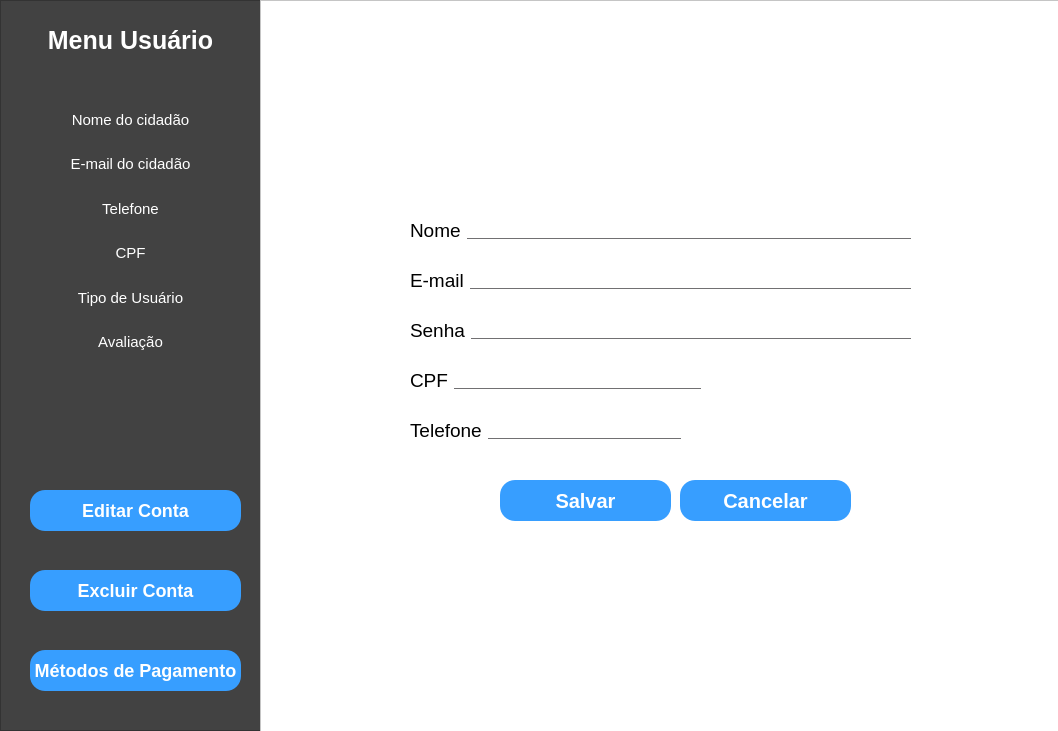
Luisf66/Uber_dos_Servicos, file usuario.ui: the form before one commit.
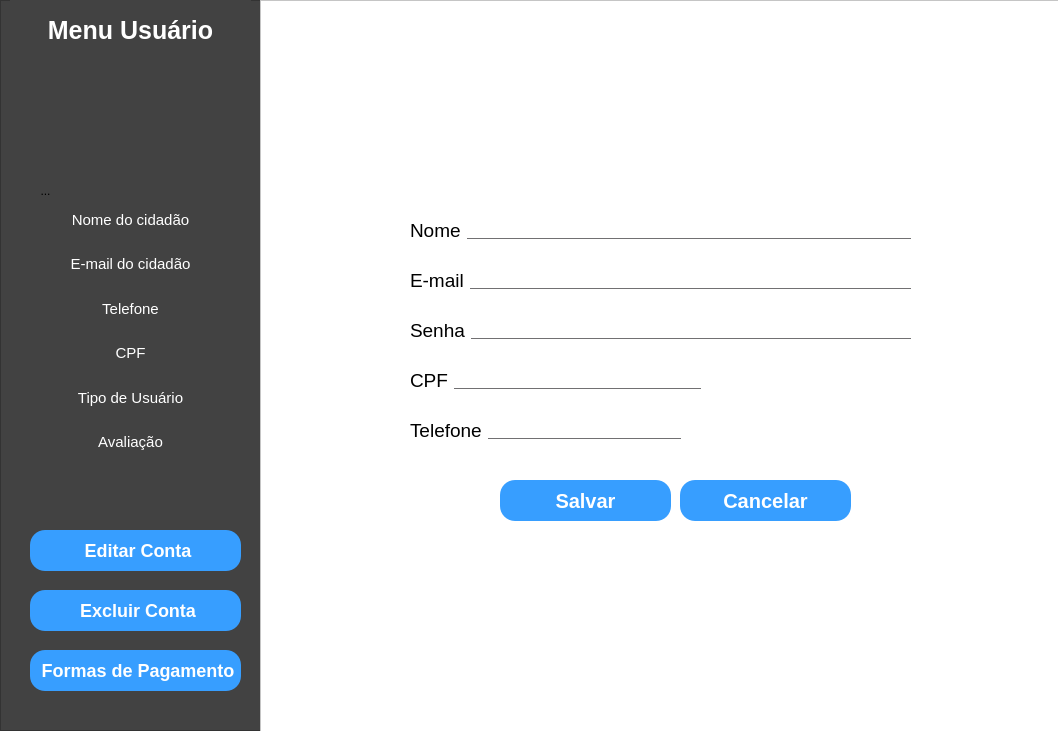
The form after the commit. Icons and pictures are not drawn.

The edit to the form file:
```diff
--- a/usuario.ui
+++ b/usuario.ui
@@ -38,7 +38,7 @@
     <property name="geometry">
      <rect>
       <x>10</x>
-      <y>10</y>
+      <y>0</y>
       <width>241</width>
       <height>61</height>
      </rect>
@@ -60,7 +60,7 @@
     <property name="geometry">
      <rect>
       <x>30</x>
-      <y>490</y>
+      <y>530</y>
       <width>211</width>
       <height>41</height>
      </rect>
@@ -86,14 +86,18 @@
 }</string>
     </property>
     <property name="text">
-     <string>Editar Conta</string>
+     <string> Editar Conta</string>
+    </property>
+    <property name="icon">
+     <iconset resource="recursos.qrc">
+      <normaloff>:/imagem/imagens/editar_conta.png</normaloff>:/imagem/imagens/editar_conta.png</iconset>
     </property>
    </widget>
    <widget class="QPushButton" name="btn_excluir_usuario">
     <property name="geometry">
      <rect>
       <x>30</x>
-      <y>570</y>
+      <y>590</y>
       <width>211</width>
       <height>41</height>
      </rect>
@@ -119,7 +123,11 @@
 }</string>
     </property>
     <property name="text">
-     <string>Excluir Conta</string>
+     <string> Excluir Conta</string>
+    </property>
+    <property name="icon">
+     <iconset resource="recursos.qrc">
+      <normaloff>:/imagem/imagens/remover_conta.png</normaloff>:/imagem/imagens/remover_conta.png</iconset>
     </property>
    </widget>
    <widget class="QPushButton" name="btn_metodo_pagamento">
@@ -152,14 +160,18 @@
 }</string>
     </property>
     <property name="text">
-     <string>Métodos de Pagamento</string>
+     <string> Formas de Pagamento</string>
+    </property>
+    <property name="icon">
+     <iconset resource="recursos.qrc">
+      <normaloff>:/imagem/imagens/pagamento.png</normaloff>:/imagem/imagens/pagamento.png</iconset>
     </property>
    </widget>
    <widget class="QWidget" name="layoutWidget">
     <property name="geometry">
      <rect>
       <x>20</x>
-      <y>100</y>
+      <y>200</y>
       <width>221</width>
       <height>261</height>
      </rect>
@@ -257,6 +269,64 @@
      </item>
     </layout>
    </widget>
+   <widget class="QPushButton" name="btn_menu_servico">
+    <property name="geometry">
+     <rect>
+      <x>100</x>
+      <y>60</y>
+      <width>61</width>
+      <height>51</height>
+     </rect>
+    </property>
+    <property name="styleSheet">
+     <string notr="true">#btn_menu_servico{
+	background: transparent;
+	border-radius: 30px;
+}</string>
+    </property>
+    <property name="text">
+     <string/>
+    </property>
+    <property name="icon">
+     <iconset resource="recursos.qrc">
+      <normaloff>:/imagem/imagens/menu_servico.png</normaloff>:/imagem/imagens/menu_servico.png</iconset>
+    </property>
+    <property name="iconSize">
+     <size>
+      <width>40</width>
+      <height>40</height>
+     </size>
+    </property>
+   </widget>
+   <widget class="QToolButton" name="info">
+    <property name="geometry">
+     <rect>
+      <x>20</x>
+      <y>170</y>
+      <width>51</width>
+      <height>41</height>
+     </rect>
+    </property>
+    <property name="styleSheet">
+     <string notr="true">#info{
+	background: transparent;
+	border-radius:30px;
+}</string>
+    </property>
+    <property name="text">
+     <string>...</string>
+    </property>
+    <property name="icon">
+     <iconset resource="recursos.qrc">
+      <normaloff>:/imagem/imagens/info.png</normaloff>:/imagem/imagens/info.png</iconset>
+    </property>
+    <property name="iconSize">
+     <size>
+      <width>128</width>
+      <height>128</height>
+     </size>
+    </property>
+   </widget>
   </widget>
   <widget class="QFrame" name="frame_2">
    <property name="geometry">
```
Left out of the diff: 12 changed lines with no effect on the pictures.
